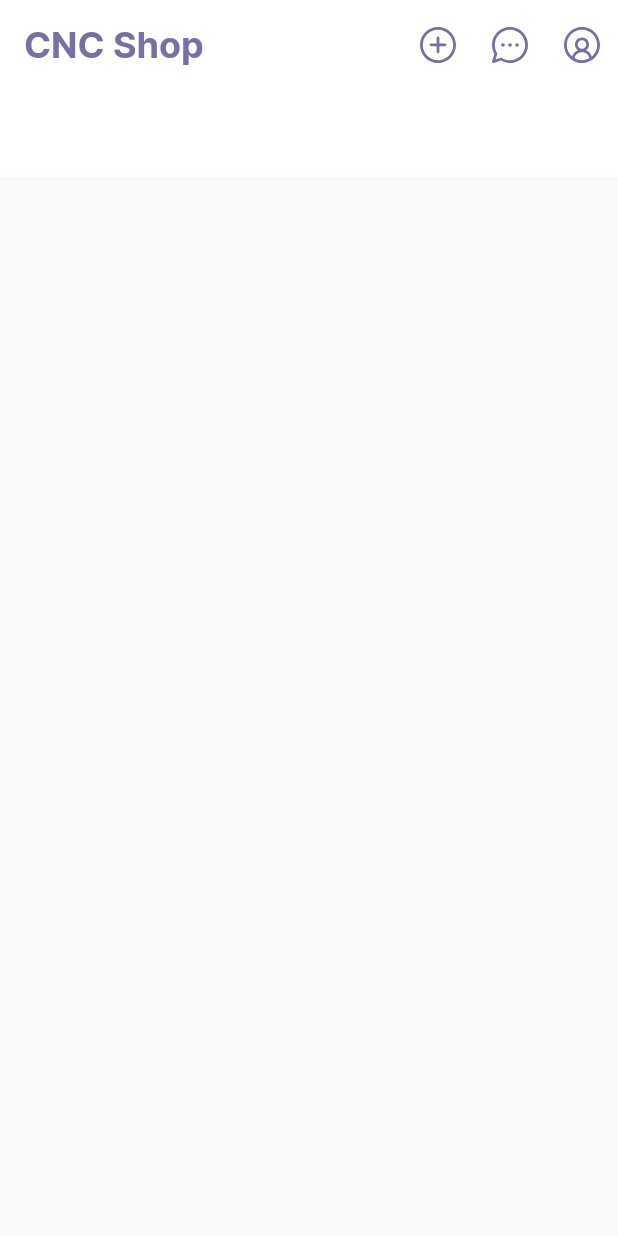
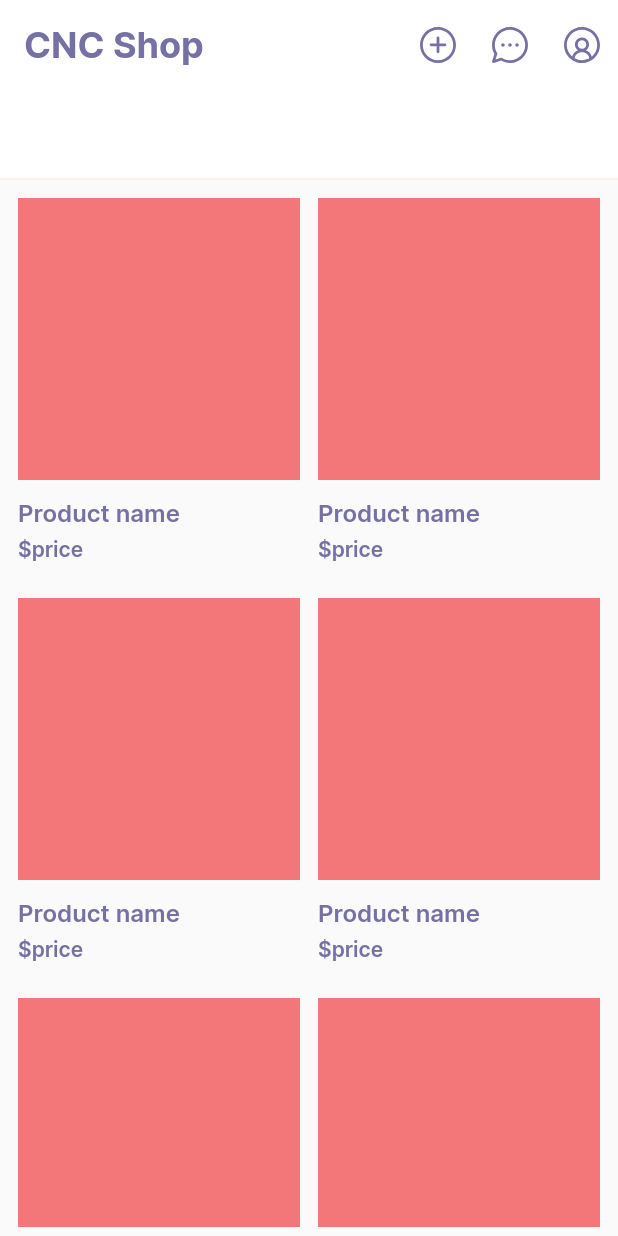
Before and after one commit to chxmpxx/cnc_shop, a Flutter app: the screen it shows after launch, on a phone screen of 412 x 824 dp. Run offline on Flutter 3.47's test engine with Material 2 defaults, Android fonts, the phone set to English and light mode, and no system bars; our stand-ins replace flutter_svg.

Commit message:
update home_screen

```diff
--- a/lib/screens/home_screen.dart
+++ b/lib/screens/home_screen.dart
@@ -50,6 +50,38 @@ class _HomeScreenState extends State<HomeScreen> {
           ),
         ],
       ),
+      body: Padding(
+        padding: const EdgeInsets.all(6),
+        child: GridView.builder(
+          gridDelegate: SliverGridDelegateWithFixedCrossAxisCount(
+            crossAxisCount: 2,
+            childAspectRatio: 0.75
+          ),
+          itemCount: 10,
+          itemBuilder: (BuildContext context, int index) {
+            return Padding(
+              padding: const EdgeInsets.all(6),
+              child: Column(
+                crossAxisAlignment: CrossAxisAlignment.start,
+                children: [
+                  AspectRatio(
+                    aspectRatio: 1,
+                    child: Container(
+                      decoration: BoxDecoration(
+                        color: kColorsRed
+                      ),
+                    ),
+                  ),
+                  SizedBox(height: 12,),
+                  Text('Product name', style: Theme.of(context).textTheme.subtitle1,),
+                  SizedBox(height: 6,),
+                  Text('\$price', style: TextStyle(fontSize: 14.0, fontWeight: FontWeight.w600, color: kColorsPurple),)
+                ],
+              ),
+            );
+          }
+        ),
+      ),
     );
   }
 }
```
